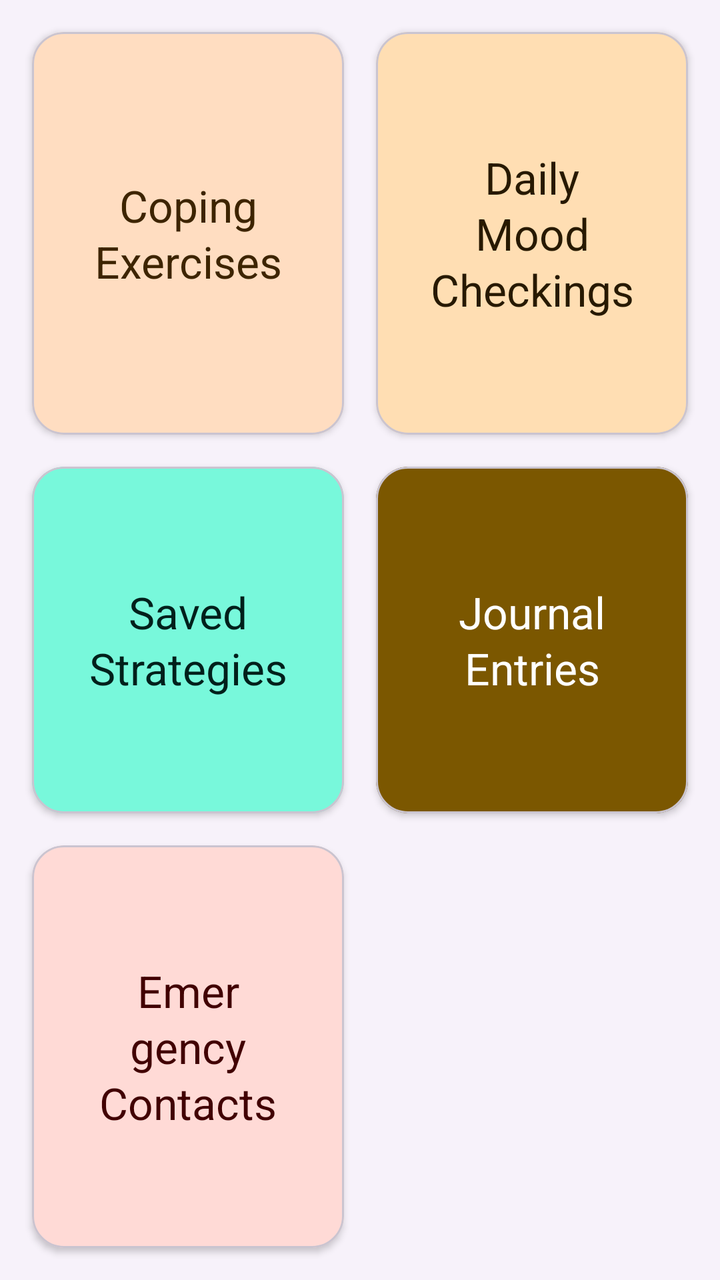
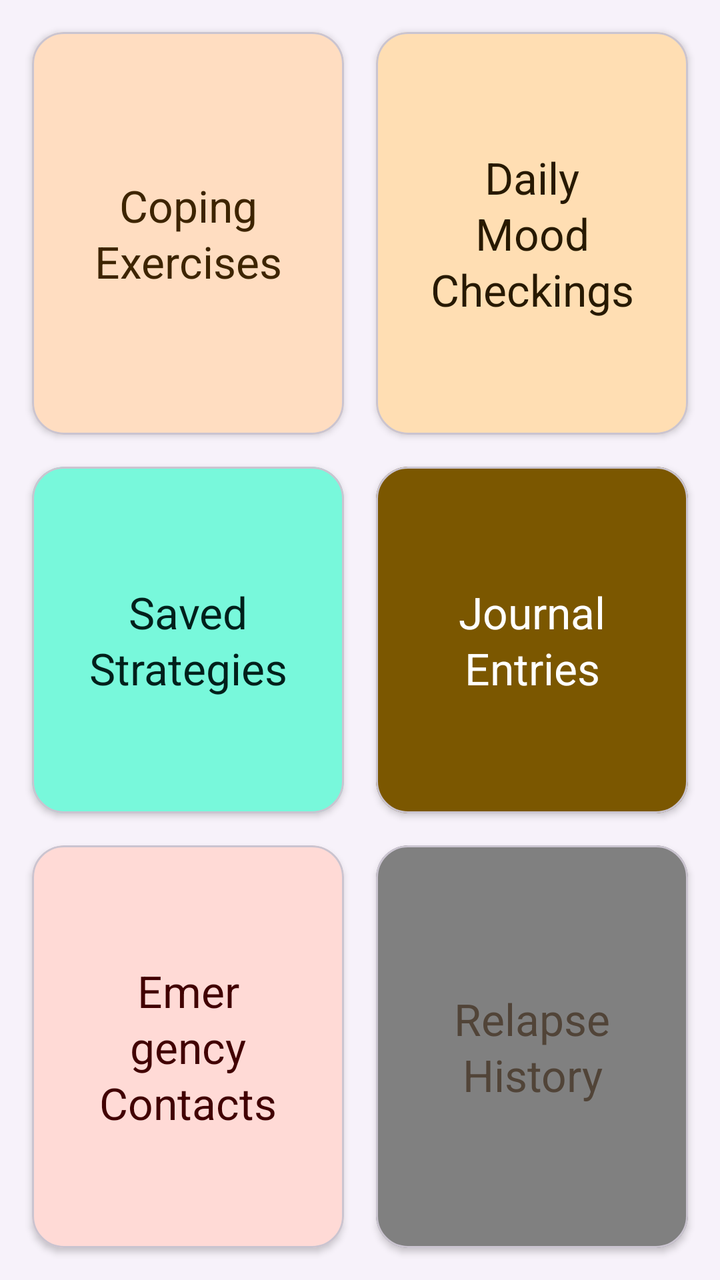

Screens rendered from an Android XML layout before and after an edit, with the pre-edit source and the edit as a unified diff.
<!-- AndroidManifest.xml: application theme Base.Theme.Heal -->
<!-- res/layout/fragment_record.xml -->
<?xml version="1.0" encoding="utf-8"?>
<androidx.coordinatorlayout.widget.CoordinatorLayout
    xmlns:android="http://schemas.android.com/apk/res/android"
    xmlns:app="http://schemas.android.com/apk/res-auto"
    xmlns:tools="http://schemas.android.com/tools"
    android:layout_width="match_parent"
    android:layout_height="match_parent"
    android:id="@+id/record_coordinator_layout"
    android:background="?attr/colorSurfaceContainerLow">
    <ProgressBar
    android:id="@+id/loading_progress_bar"
    android:layout_width="wrap_content"
    android:layout_height="wrap_content"
    android:layout_gravity="center"
    android:visibility="gone"
    style="?android:attr/progressBarStyleLarge" />
    <ScrollView
    android:id="@+id/record_scroll_view"
    android:layout_width="match_parent"
    android:layout_height="match_parent"
    android:fillViewport="true">

    <GridLayout
        android:layout_width="match_parent"
        android:layout_height="wrap_content"
        android:columnCount="2"
        android:padding="8dp" android:useDefaultMargins="false"
        android:alignmentMode="alignBounds"
        android:columnOrderPreserved="false">

        <com.google.android.material.card.MaterialCardView
            android:layout_width="0dp"
            android:layout_height="wrap_content"
            android:layout_rowWeight="1"
            android:layout_columnWeight="1"
            android:layout_margin="8dp"
            android:id="@+id/coping_exercises_container"
            app:cardBackgroundColor="?attr/colorPrimaryContainer" app:cardCornerRadius="16dp" app:cardElevation="2dp" android:clickable="true"
            android:focusable="true">
            <TextView
                android:layout_width="match_parent"
                android:layout_height="match_parent"
                android:layout_gravity="center"
                android:gravity="center"
                android:padding="24dp"
                android:text="Coping Exercises"
                android:textColor="?attr/colorOnPrimaryContainer" style="?attr/textAppearanceTitleLarge" /> </com.google.android.material.card.MaterialCardView>

        <com.google.android.material.card.MaterialCardView
            android:layout_width="0dp"
            android:layout_height="wrap_content"
            android:layout_rowWeight="1"
            android:layout_columnWeight="1"
            android:layout_margin="8dp"
            android:id="@+id/daily_mood_checkings_container"
            app:cardBackgroundColor="?attr/colorSecondaryContainer" app:cardCornerRadius="16dp"
            app:cardElevation="2dp"
            android:clickable="true"
            android:focusable="true">
            <TextView
                android:layout_width="match_parent"
                android:layout_height="match_parent"
                android:layout_gravity="center"
                android:gravity="center"
                android:padding="24dp"
                android:text="Daily Mood Checkings"
                android:textColor="?attr/colorOnSecondaryContainer" style="?attr/textAppearanceTitleLarge" />
        </com.google.android.material.card.MaterialCardView>

        <com.google.android.material.card.MaterialCardView
            android:layout_width="0dp"
            android:layout_height="wrap_content"
            android:layout_rowWeight="1"
            android:layout_columnWeight="1"
            android:layout_margin="8dp"
            android:id="@+id/saved_strategies_container"
            app:cardBackgroundColor="?attr/colorTertiaryContainer" app:cardCornerRadius="16dp"
            app:cardElevation="2dp"
            android:clickable="true"
            android:focusable="true">
            <TextView
                android:layout_width="match_parent"
                android:layout_height="match_parent"
                android:layout_gravity="center"
                android:gravity="center"
                android:padding="24dp"
                android:text="Saved Strategies"
                android:textColor="?attr/colorOnTertiaryContainer" style="?attr/textAppearanceTitleLarge" />
        </com.google.android.material.card.MaterialCardView>

        <com.google.android.material.card.MaterialCardView
            android:layout_width="0dp"
            android:layout_height="wrap_content"
            android:layout_rowWeight="1"
            android:layout_columnWeight="1"
            android:layout_margin="8dp"
            android:id="@+id/journal_entries_container"
            app:cardBackgroundColor="?attr/colorSecondary" app:cardCornerRadius="16dp"
            app:cardElevation="2dp"
            android:clickable="true"
            android:focusable="true">
            <TextView
                android:layout_width="match_parent"
                android:layout_height="match_parent"
                android:layout_gravity="center"
                android:gravity="center"
                android:padding="24dp"
                android:text="Journal Entries"
                android:textColor="?attr/colorOnSecondary" style="?attr/textAppearanceTitleLarge" />
        </com.google.android.material.card.MaterialCardView>

        <com.google.android.material.card.MaterialCardView
            android:layout_width="0dp"
            android:layout_height="wrap_content"
            android:layout_rowWeight="1"
            android:layout_columnWeight="1"
            android:layout_margin="8dp"
            android:id="@+id/emergency_contacts_container"
            app:cardBackgroundColor="?attr/colorErrorContainer" app:cardCornerRadius="16dp"
            app:cardElevation="2dp"
            android:clickable="true"
            android:focusable="true">
            <TextView
                android:layout_width="match_parent"
                android:layout_height="match_parent"
                android:layout_gravity="center"
                android:gravity="center"
                android:padding="24dp"
                android:text="Emergency Contacts"
                android:textColor="?attr/colorOnErrorContainer" style="?attr/textAppearanceTitleLarge" />
        </com.google.android.material.card.MaterialCardView>

    </GridLayout>
</ScrollView>
</androidx.coordinatorlayout.widget.CoordinatorLayout>
<!-- resources referenced by this layout -->
<resources>
  <style name="Base.Theme.Heal" parent="Theme.Material3.DayNight.NoActionBar">
          <item name="colorPrimary">@color/md_theme_primary</item>
          <item name="colorOnPrimary">@color/md_theme_onPrimary</item>
          <item name="colorPrimaryContainer">@color/md_theme_primaryContainer</item>
          <item name="colorOnPrimaryContainer">@color/md_theme_onPrimaryContainer</item>
          <item name="colorSecondary">@color/md_theme_secondary</item>
          <item name="colorOnSecondary">@color/md_theme_onSecondary</item>
          <item name="colorSecondaryContainer">@color/md_theme_secondaryContainer</item>
          <item name="colorOnSecondaryContainer">@color/md_theme_onSecondaryContainer</item>
          <item name="colorTertiary">@color/md_theme_tertiary</item>
          <item name="colorOnTertiary">@color/md_theme_onTertiary</item>
          <item name="colorTertiaryContainer">@color/md_theme_tertiaryContainer</item>
          <item name="colorOnTertiaryContainer">@color/md_theme_onTertiaryContainer</item>
          <item name="colorError">@color/md_theme_error</item>
          <item name="colorOnError">@color/md_theme_onError</item>
          <item name="colorErrorContainer">@color/md_theme_errorContainer</item>
          <item name="colorOnErrorContainer">@color/md_theme_onErrorContainer</item>
          <item name="android:colorBackground">@color/md_theme_background</item>
          <item name="colorOnBackground">@color/md_theme_onBackground</item>
          <item name="colorSurface">@color/md_theme_surface</item>
          <item name="colorOnSurface">@color/md_theme_onSurface</item>
          <item name="colorSurfaceVariant">@color/md_theme_surfaceVariant</item>
          <item name="colorOnSurfaceVariant">@color/md_theme_onSurfaceVariant</item>
          <item name="colorOutline">@color/md_theme_outline</item>
          <item name="colorOnSurfaceInverse">@color/md_theme_inverseOnSurface</item>
          <item name="colorSurfaceInverse">@color/md_theme_inverseSurface</item>
          <item name="colorPrimaryInverse">@color/md_theme_inversePrimary</item>
  
          <item name="android:statusBarColor">@color/transparent</item>
          <item name="android:navigationBarColor">?attr/colorSurface</item>
  
          <item name="bottomSheetStyle">@style/Widget.Material3.BottomSheet.Modal</item>
          <item name="navigationViewStyle">@style/Widget.Material3.NavigationView</item>
          <item name="floatingActionButtonStyle">@style/Widget.Material3.FloatingActionButton.Primary</item>
  
      </style>
  <color name="md_theme_primary">#FFB74D</color>
  <color name="md_theme_onPrimary">#FFFFFF</color>
  <color name="md_theme_primaryContainer">#FFDDC1</color>
  <color name="md_theme_onPrimaryContainer">#3D2400</color>
  <color name="md_theme_secondary">#7B5700</color>
  <color name="md_theme_onSecondary">#FFFFFF</color>
  <color name="md_theme_secondaryContainer">#FFDEB3</color>
  <color name="md_theme_onSecondaryContainer">#271900</color>
  <color name="md_theme_tertiary">#006B5E</color>
  <color name="md_theme_onTertiary">#FFFFFF</color>
  <color name="md_theme_tertiaryContainer">#78F8DB</color>
  <color name="md_theme_onTertiaryContainer">#00201B</color>
  <color name="md_theme_error">#BA1A1A</color>
  <color name="md_theme_onError">#FFFFFF</color>
  <color name="md_theme_errorContainer">#FFDAD6</color>
  <color name="md_theme_onErrorContainer">#410002</color>
  <color name="md_theme_background">#FFFBFF</color>
  <color name="md_theme_onBackground">#1F1B16</color>
  <color name="md_theme_surface">#FFFBFF</color>
  <color name="md_theme_onSurface">#1F1B16</color>
  <color name="md_theme_surfaceVariant">#F4DEC6</color>
  <color name="md_theme_onSurfaceVariant">#514438</color>
  <color name="md_theme_outline">#847466</color>
  <color name="md_theme_inverseOnSurface">#352F2A</color>
  <color name="md_theme_inverseSurface">#352F2A</color>
  <color name="md_theme_inversePrimary">#FFB74D</color>
  <color name="transparent">#00000000</color>
</resources>

<!-- the commit's change to res/layout/fragment_record.xml (unified diff, before → after) -->
@@ -130,6 +130,29 @@
                 android:textColor="?attr/colorOnErrorContainer" style="?attr/textAppearanceTitleLarge" />
         </com.google.android.material.card.MaterialCardView>
 
+        <com.google.android.material.card.MaterialCardView
+            android:layout_width="0dp"
+            android:layout_height="wrap_content"
+            android:layout_rowWeight="1"
+            android:layout_columnWeight="1"
+            android:layout_margin="8dp"
+            android:id="@+id/relapse_history_container"
+            app:cardBackgroundColor="@color/gray"
+            app:cardCornerRadius="16dp"
+            app:cardElevation="2dp"
+            android:clickable="true"
+            android:focusable="true">
+            <TextView
+                android:layout_width="match_parent"
+                android:layout_height="match_parent"
+                android:layout_gravity="center"
+                android:gravity="center"
+                android:padding="24dp"
+                android:text="Relapse History"
+                android:textColor="?attr/colorOnSurfaceVariant"
+                style="?attr/textAppearanceTitleLarge" />
+        </com.google.android.material.card.MaterialCardView>
+
     </GridLayout>
 </ScrollView>
 </androidx.coordinatorlayout.widget.CoordinatorLayout>
<!-- resource entries referenced after the edit -->
@@ -1,5 +1,6 @@
 <!-- resources referenced by this layout -->
 <resources>
+  <color name="gray">#FF808080</color>
   <style name="Base.Theme.Heal" parent="Theme.Material3.DayNight.NoActionBar">
           <item name="colorPrimary">@color/md_theme_primary</item>
           <item name="colorOnPrimary">@color/md_theme_onPrimary</item>
